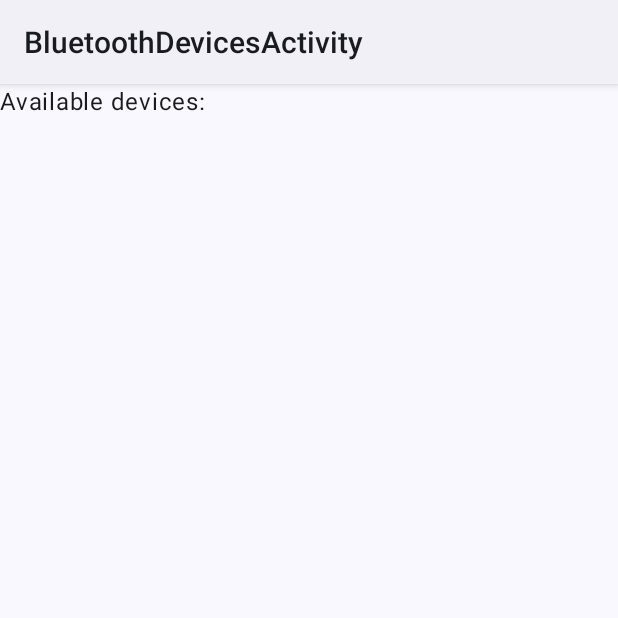
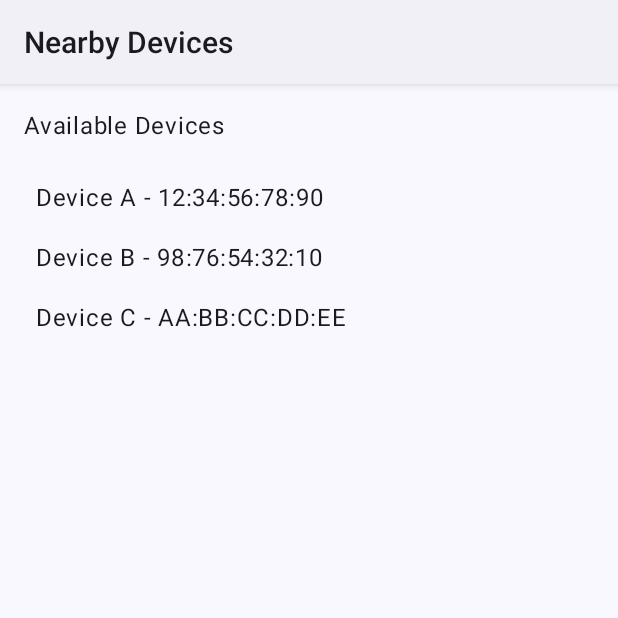
Before and after one commit to strelec00/bluetooth-chat, an Android app built with Jetpack Compose: the BluetoothDevicesActivity screen opened directly, with no data from a screen before it, on a phone screen of 412 x 824 dp, the top half of it. Run offline under Robolectric (Android 15) with nearby library versions, the phone set to English and light mode, and no system bars.

Commit message:
added dummy data to show available devices on the bluetooth devices page

```diff
--- a/app/src/main/AndroidManifest.xml
+++ b/app/src/main/AndroidManifest.xml
@@ -15,7 +15,7 @@
         <activity
             android:name=".BluetoothDevicesActivity"
             android:exported="false"
-            android:label="@string/title_activity_bluetooth_devices"
+            android:label="@string/title_nearby_devices"
             android:theme="@style/App.Starting.Theme" />
         <activity
             android:name=".MainActivity"
--- a/app/src/main/java/com/example/bluetooth_chat/BluetoothDevicesActivity.kt
+++ b/app/src/main/java/com/example/bluetooth_chat/BluetoothDevicesActivity.kt
@@ -3,24 +3,30 @@ package com.example.bluetooth_chat
 import android.os.Bundle
 import androidx.activity.ComponentActivity
 import androidx.activity.compose.setContent
-import androidx.activity.enableEdgeToEdge
-import androidx.compose.foundation.layout.fillMaxSize
-import androidx.compose.foundation.layout.padding
+import androidx.compose.foundation.layout.*
+import androidx.compose.foundation.lazy.LazyColumn
+import androidx.compose.foundation.lazy.items
 import androidx.compose.material3.Scaffold
 import androidx.compose.material3.Text
 import androidx.compose.runtime.Composable
 import androidx.compose.ui.Modifier
-import androidx.compose.ui.tooling.preview.Preview
+import androidx.compose.ui.unit.dp
 import com.example.bluetooth_chat.ui.theme.BluetoothchatTheme
 
 class BluetoothDevicesActivity : ComponentActivity() {
     override fun onCreate(savedInstanceState: Bundle?) {
         super.onCreate(savedInstanceState)
-        enableEdgeToEdge()
         setContent {
             BluetoothchatTheme {
-                Scaffold( modifier = Modifier.fillMaxSize() ) { innerPadding ->
-                    DevicesList(
+                val dummyDevices = listOf(
+                    "Device A - 12:34:56:78:90",
+                    "Device B - 98:76:54:32:10",
+                    "Device C - AA:BB:CC:DD:EE"
+                )
+
+                Scaffold { innerPadding ->
+                    BluetoothDevicesScreen(
+                        devices = dummyDevices,
                         modifier = Modifier.padding(innerPadding)
                     )
                 }
@@ -30,17 +36,26 @@ class BluetoothDevicesActivity : ComponentActivity() {
 }
 
 @Composable
-fun DevicesList(modifier: Modifier = Modifier) {
-    Text(
-        text = "Available devices:",
+fun BluetoothDevicesScreen(devices: List<String>, modifier: Modifier = Modifier) {
+    Column(
         modifier = modifier
-    )
-}
+            .fillMaxSize()
+            .padding(16.dp)
+    ) {
+        Text(
+            text = "Available Devices",
+            modifier = Modifier.padding(bottom = 16.dp)
+        )
 
-@Preview(showBackground = true)
-@Composable
-fun GreetingPreview2() {
-    BluetoothchatTheme {
-        DevicesList()
+        LazyColumn {
+            items(devices) { device ->
+                Text(
+                    text = device,
+                    modifier = Modifier
+                        .fillMaxWidth()
+                        .padding(8.dp)
+                )
+            }
+        }
     }
 }
--- a/app/src/main/res/values/strings.xml
+++ b/app/src/main/res/values/strings.xml
@@ -1,4 +1,5 @@
 <resources>
     <string name="app_name">BluetoothChat</string>
     <string name="title_activity_bluetooth_devices">BluetoothDevicesActivity</string>
+    <string name="title_nearby_devices">Nearby Devices</string>
 </resources>
```
